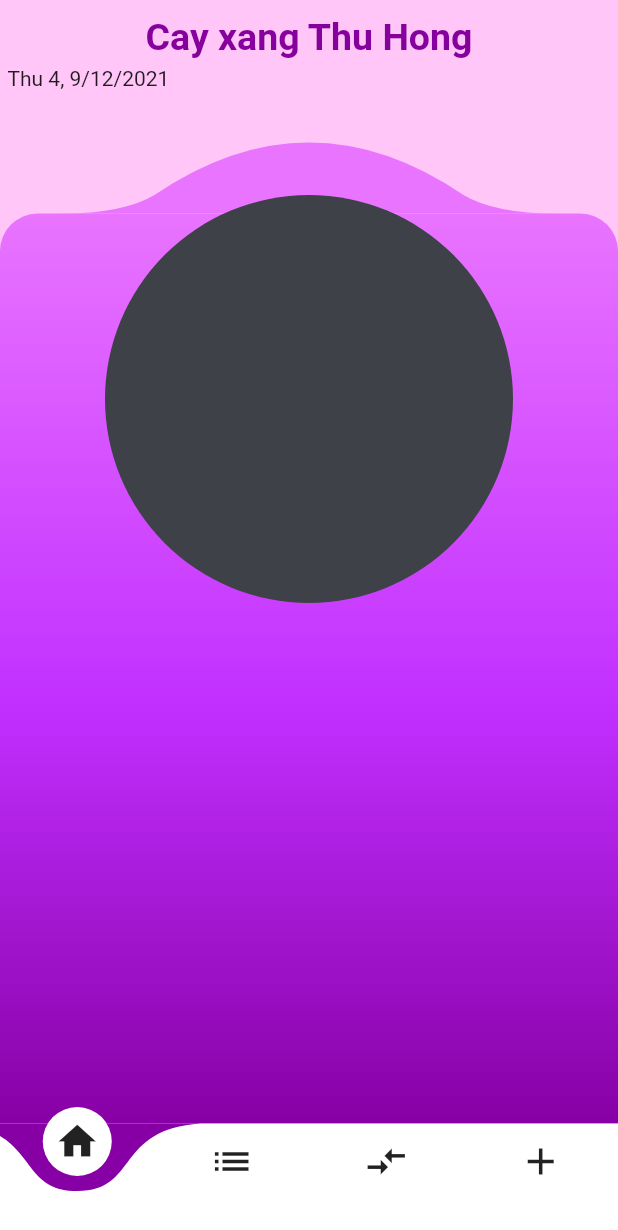
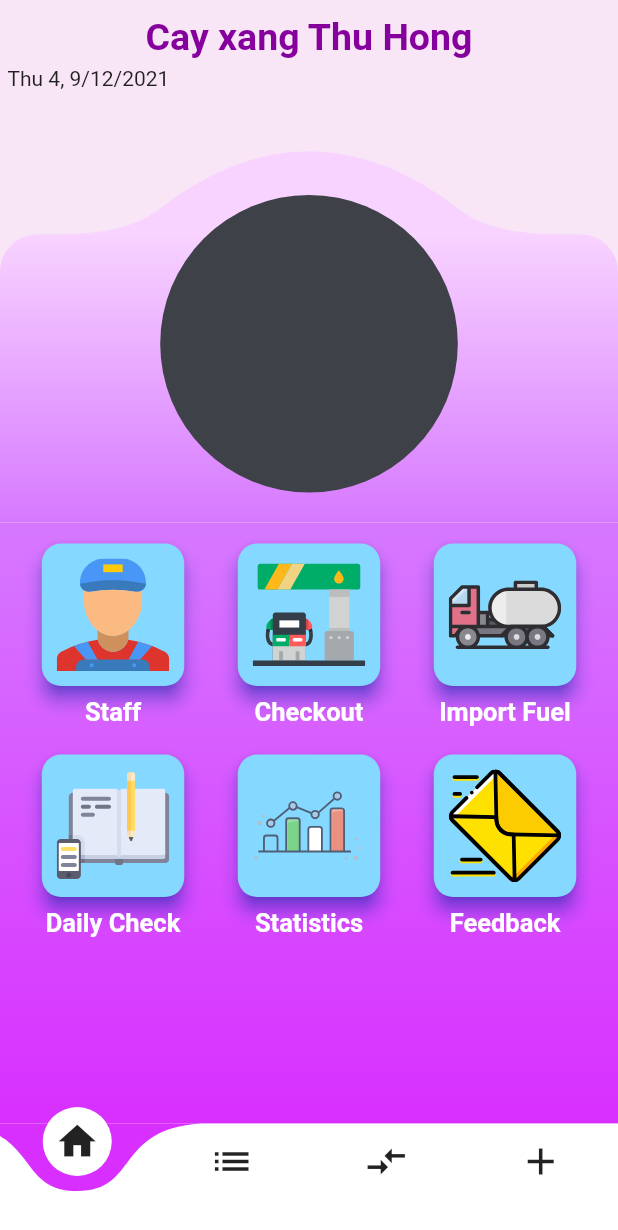
Before and after one commit to vanminhphan2/yourfuelproject, a Flutter app: the RootPage screen opened directly, on a phone screen of 412 x 824 dp. Shown: the top 1230 px of the screen. Run offline on Flutter 3.47's test engine with Material 2 defaults, Android fonts, the phone set to English and light mode, and no system bars; our stand-ins replace flutter_spinkit, flutter_svg, rxdart; missing offline and left inert: dart:ffi.

Commit message:
update code

```diff
--- /dev/null
+++ b/lib/models/staff.dart
@@ -0,0 +1,11 @@
+import 'package:flutter/material.dart';
+
+class Staff {
+  int id;
+  String name;
+  String dob; //day of Birth
+  String avatar;
+  String gender;
+
+  Staff(this.id, this.name, this.dob, this.avatar, this.gender);
+}
--- a/lib/ui/home.dart
+++ /dev/null
@@ -1,107 +0,0 @@
-import 'package:flutter/material.dart';
-import 'package:your_fuel_app/utils/app_constants.dart';
-import 'package:your_fuel_app/widgets/bg_top_home.dart';
-
-class HomePage extends StatefulWidget {
-  const HomePage({Key? key}) : super(key: key);
-
-  @override
-  _HomePageState createState() => _HomePageState();
-}
-
-class _HomePageState extends State<HomePage> {
-  @override
-  Widget build(BuildContext context) {
-    return SafeArea(
-        bottom: true,
-        top: true,
-        child: Stack(children: [
-          Container(
-            decoration: const BoxDecoration(color: AppColors.pinkLightPurple),
-          ),
-          Column(
-            crossAxisAlignment: CrossAxisAlignment.start,
-            children: [
-              const SizedBox(
-                height: 10,
-              ),
-              const Center(
-                child: Text(
-                  "Cay xang Thu Hong",
-                  textAlign: TextAlign.center,
-                  style: TextStyle(
-                      color: AppColors.purpleDark,
-                      fontSize: 25,
-                      fontWeight: FontWeight.bold),
-                ),
-              ),
-              const Padding(
-                padding: EdgeInsets.only(left: 5, top: 5),
-                child: Text("Thu 4, 9/12/2021"),
-              ),
-              Stack(
-                children: [
-                  AspectRatio(
-                      aspectRatio: 1 / 1,
-                      child: Column(
-                        children: [
-                          Expanded(
-                              flex: 2,
-                              child: CustomPaint(
-                                painter: HalfCircleCustom(),
-                                child: Container(
-                                ),
-                              )),
-                          Expanded(
-                              flex: 8,
-                              child: Container(
-                                // color: Colors.transparent,
-                                decoration: const BoxDecoration(
-                                  gradient: LinearGradient(
-                                      colors: [
-                                        AppColors.primaryColorLight,
-                                        AppColors.primaryColor
-                                      ],
-                                      begin: Alignment.topCenter,
-                                      end: Alignment.bottomCenter),
-                                  borderRadius: BorderRadius.only(
-                                      topLeft: Radius.circular(25),
-                                      topRight: Radius.circular(25)),
-                                ),
-                              )),
-                        ],
-                      )),
-                  AspectRatio(
-                    aspectRatio: 1 / 1,
-                    child: Container(
-                      margin: EdgeInsets.all(70),
-                      decoration: const BoxDecoration(
-                        shape: BoxShape.circle,
-                        color: AppColors.gray,
-                      ),
-                    ),
-                  )
-                ],
-              ),
-              Expanded(
-                  child: Container(
-                decoration: const BoxDecoration(
-                    gradient: LinearGradient(colors: [
-                  AppColors.primaryColor,
-                  AppColors.primaryColorDark
-                ], begin: Alignment.topCenter, end: Alignment.bottomCenter)),
-              ))
-            ],
-          ),
-
-          // Container(
-          //   decoration: const BoxDecoration(
-          //       gradient: LinearGradient(colors: [
-          //     AppColors.primaryColorLight,
-          //     AppColors.primaryColor,
-          //     AppColors.primaryColorDark
-          //   ], begin: Alignment.topCenter, end: Alignment.bottomCenter)),
-          // ),
-        ]));
-  }
-}
--- /dev/null
+++ b/lib/ui/home/home.dart
@@ -0,0 +1,218 @@
+import 'dart:ffi';
+
+import 'package:flutter/material.dart';
+import 'package:your_fuel_app/models/staff.dart';
+import 'package:your_fuel_app/utils/app_utils.dart';
+import 'package:your_fuel_app/widgets/bg_top_home.dart';
+import 'package:your_fuel_app/widgets/store_feature.dart';
+
+class HomePage extends StatefulWidget {
+  const HomePage({Key? key}) : super(key: key);
+
+  @override
+  _HomePageState createState() => _HomePageState();
+}
+
+class _HomePageState extends State<HomePage> {
+  List<Staff> staffList = [];
+
+  @override
+  void initState() {
+    staffList.add(Staff(
+        1,
+        "tran huynh tuan",
+        "22/10/1997",
+        "https://bloganh.net/wp-content/uploads/2021/03/chup-anh-dep-anh-sang-min.jpg",
+        "female"));
+    staffList.add(Staff(
+        2,
+        "phan van minh",
+        "22/10/1997",
+        "https://kynguyenlamdep.com/wp-content/uploads/2020/01/hinh-anh-dep-hoa-bo-cong-anh.jpg",
+        "male"));
+    staffList.add(Staff(
+        3,
+        "tran thanh hai",
+        "22/10/1997",
+        "https://kynguyenlamdep.com/wp-content/uploads/2020/01/bo-cong-anh.jpg",
+        "male"));
+    staffList.add(Staff(
+        4,
+        "do thi hoa",
+        "22/10/1997",
+        "https://thuthuatnhanh.com/wp-content/uploads/2019/11/hinh-nen-dien-thoai-dep-585x390.jpg",
+        "female"));
+    staffList.add(Staff(
+        5,
+        "nguyen ngoc thuan",
+        "22/10/1997",
+        "https://bloganh.net/wp-content/uploads/2021/03/chup-anh-dep-anh-sang-min.jpg",
+        "male"));
+    super.initState();
+  }
+
+  @override
+  Widget build(BuildContext context) {
+    return SafeArea(
+        bottom: true,
+        top: true,
+        child: Stack(children: [
+          Container(
+            decoration: const BoxDecoration(color: AppColors.pinkLightPurple),
+          ),
+          Column(
+            crossAxisAlignment: CrossAxisAlignment.start,
+            children: [
+              const SizedBox(
+                height: 10,
+              ),
+              const Center(
+                child: Text(
+                  "Cay xang Thu Hong",
+                  textAlign: TextAlign.center,
+                  style: TextStyle(
+                      color: AppColors.purpleDark,
+                      fontSize: 25,
+                      fontWeight: FontWeight.bold),
+                ),
+              ),
+              const Padding(
+                padding: EdgeInsets.only(left: 5, top: 5),
+                child: Text("Thu 4, 9/12/2021"),
+              ),
+              SizedBox(
+                width: AppHelper.screenWidth(context),
+                height: AppHelper.screenWidth(context) * 0.7,
+                child: Stack(
+                  fit: StackFit.expand,
+                  children: [
+                    Column(
+                      children: [
+                        Expanded(
+                            flex: 4,
+                            child: CustomPaint(
+                              painter: HalfCircleCustom(),
+                              child: Container(),
+                            )),
+                        Expanded(
+                            flex: 8,
+                            child: Container(
+                              // color: Colors.transparent,
+                              decoration: const BoxDecoration(
+                                gradient: LinearGradient(
+                                    colors: [
+                                      AppColors.primaryColorLight,
+                                      AppColors.primaryColor
+                                    ],
+                                    begin: Alignment.topCenter,
+                                    end: Alignment.bottomCenter),
+                                borderRadius: BorderRadius.only(
+                                    topLeft: Radius.circular(25),
+                                    topRight: Radius.circular(25)),
+                              ),
+                            )),
+                      ],
+                    ),
+                    Center(
+                      child: Container(
+                        width: AppHelper.screenWidth(context) * 0.7,
+                        height: AppHelper.screenWidth(context) * 0.7,
+                        alignment: Alignment.topCenter,
+                        margin: EdgeInsets.only(top: 70, bottom: 20),
+                        decoration: const BoxDecoration(
+                          shape: BoxShape.circle,
+                          color: AppColors.gray,
+                        ),
+                      ),
+                    )
+                  ],
+                ),
+              ),
+              Expanded(
+                  child: Container(
+                    padding: EdgeInsets.only(top: 10,left: 10, right: 10),
+                    decoration: const BoxDecoration(
+                        gradient: LinearGradient(colors: [
+                          AppColors.primaryColor,
+                          AppColors.primaryColorDark
+                        ], begin: Alignment.topCenter, end: Alignment.bottomCenter)),
+                    child: GridView.count(
+                      crossAxisCount: 3,
+                      mainAxisSpacing: 10,
+                      physics: const NeverScrollableScrollPhysics(),
+                      children: [
+                        StoreFeature(icon: "assets/icons/icon_worker.svg",name: "Staff",),
+                        StoreFeature(icon: "assets/icons/icon_gas_station.svg",name: "Checkout",),
+                        StoreFeature(icon: "assets/icons/icon_tank_truck.svg",name: "Import Fuel",),
+                        StoreFeature(icon: "assets/icons/icon_check_note.svg",name: "Daily Check",),
+                        StoreFeature(icon: "assets/icons/icon_statistics.svg",name: "Statistics",),
+                        StoreFeature(icon: "assets/icons/icon_contacts.svg",name: "Feedback",),
+                      ],
+                    ),
+                  ))
+            ],
+          ),
+        ]));
+  }
+
+  void _onClickStaff() {}
+
+  void _onClickAddStaff() {}
+}
+
+// SizedBox(
+//   height: 70,
+//   width: double.infinity,
+//   child: ListView.builder(
+//       itemCount: staffList.length+1,
+//       scrollDirection: Axis.horizontal,
+//       itemBuilder: (context, index) {
+//
+//         return (index == staffList.length)
+//             ? InkWell(
+//                 onTap: _onClickAddStaff,
+//                 child: Container(width: 70, height: 70,child: const Icon(Icons.add),
+//                 decoration: BoxDecoration(borderRadius: BorderRadius.circular(70),
+//                 color: AppColors.yellowLight),),
+//               )
+//             : InkWell(
+//                 onTap: _onClickStaff,
+//                 child: Container(
+//                   margin: const EdgeInsets.only(right: 15),
+//                   decoration: const BoxDecoration(
+//                       color: AppColors.yellowLight,
+//                       borderRadius: BorderRadius.only(
+//                           topLeft: Radius.circular(70),
+//                           bottomLeft: Radius.circular(70),
+//                           topRight: Radius.circular(30),
+//                           bottomRight:
+//                               Radius.circular(30))),
+//                   child: Row(
+//                     children: [
+//                       ClipRRect(
+//                         borderRadius:
+//                             BorderRadius.circular(70),
+//                         child: Image.network(
+//                           staffList[index].avatar,
+//                           fit: BoxFit.cover,
+//                           width: 70,
+//                           height: 70,
+//                         ),
+//                       ),
+//                       const SizedBox(
+//                         width: 10,
+//                       ),
+//                       Text(
+//                         staffList[index].name,
+//                         style: const TextStyle(
+//                             fontWeight: FontWeight.bold),
+//                       ),
+//                       const SizedBox(
+//                         width: 10,
+//                       ),
+//                     ],
+//                   ),
+//                 ),
+//               );
+//       }),
+// )
--- a/lib/utils/app_constants.dart
+++ b/lib/utils/app_utils.dart
@@ -33,15 +33,31 @@ class AppTextStyle {
 }
 
 class AppColors {
-  static const Color primaryColor = Color.fromRGBO(193, 47, 255, 1.0);
-  static const Color primaryColorDark = Color.fromRGBO(135, 0, 165, 1.0);
-  static const Color primaryColorLight = Color.fromRGBO(233, 116, 255, 1.0);
+  static const Color primaryColor = Color.fromRGBO(214, 120, 255, 1.0);
+  static const Color primaryColorDark = Color.fromRGBO(216, 47, 255, 1.0);
+  static const Color primaryColorLight = Color.fromRGBO(248, 211, 255, 1.0);
   static const Color white = Color.fromRGBO(255, 255, 255, 1.0);
   static const Color black = Color.fromRGBO(0, 0, 0, 1.0);
-  static const Color pinkLightPurple = Color.fromRGBO(255, 198, 247, 1.0);
+  static const Color pinkLightPurple = Color.fromRGBO(248, 230, 246, 1.0);
   static const Color purpleDark = Color.fromRGBO(134, 0, 158, 1.0);
   static const Color blue = Color.fromRGBO(0, 56, 255, 1.0);
   static const Color green = Color.fromRGBO(12, 255, 0, 1.0);
+  static const Color greenLight =
+  Color.fromRGBO(95, 191, 91, 0.3686274509803922);
   static const Color gray = Color.fromRGBO(62, 65, 71, 1.0);
+  static const Color yellowLight =
+  Color.fromRGBO(255, 240, 79, 0.25098039215686274);
+  static const Color yellow = Color.fromRGBO(248, 232, 69, 1.0);
+  static const Color pink = Color.fromRGBO(133, 216, 255, 1.0);
   static const Color transparent = Color.fromRGBO(0, 0, 0, 0.0);
 }
+
+class AppHelper {
+  static double screenWidth(BuildContext context) {
+    return MediaQuery.of(context).size.width;
+  }
+
+  static double screenHeight(BuildContext context) {
+    return MediaQuery.of(context).size.height;
+  }
+}
--- a/lib/widgets/bg_top_home.dart
+++ b/lib/widgets/bg_top_home.dart
@@ -1,5 +1,5 @@
 import 'package:flutter/material.dart';
-import 'package:your_fuel_app/utils/app_constants.dart';
+import 'package:your_fuel_app/utils/app_utils.dart';
 
 class HalfCircleCustom extends CustomPainter {
   @override
--- /dev/null
+++ b/lib/widgets/store_feature.dart
@@ -0,0 +1,41 @@
+import 'package:flutter/material.dart';
+import 'package:flutter_svg/svg.dart';
+import 'package:your_fuel_app/utils/app_utils.dart';
+
+class StoreFeature extends StatelessWidget {
+  const StoreFeature({Key? key, this.icon,this.name}) : super(key: key);
+
+  final String? icon;
+  final String? name;
+
+  @override
+  Widget build(BuildContext context) {
+    return
+      Column(
+        children: [
+          SizedBox(width: AppHelper.screenWidth(context)*0.25,
+            height: AppHelper.screenWidth(context)*0.25,
+            child: Card(
+              shape: RoundedRectangleBorder(
+                borderRadius: BorderRadius.circular(13.0),
+              ),
+              elevation: 5,
+              color: AppColors.pink,
+              shadowColor: AppColors.blue,
+              child: Padding(
+                padding: const EdgeInsets.all(10.0),
+                child: SvgPicture.asset(
+                    icon??""
+                ),
+              ),
+            ),
+          ),
+          SizedBox(height: 3,),
+          Text(
+            name ?? "",
+            style: const TextStyle(fontWeight: FontWeight.bold,fontSize: 17,color: AppColors.white),
+          )
+        ],
+      );
+  }
+}
--- a/pubspec.yaml
+++ b/pubspec.yaml
@@ -39,6 +39,7 @@ dependencies:
   #loading
   flutter_spinkit: ^5.1.0
   intl: ^0.17.0
+  flutter_svg: ^1.0.0
 
 dev_dependencies:
   flutter_test:
@@ -66,6 +67,8 @@ flutter:
   # assets:
   #   - images/a_dot_burr.jpeg
   #   - images/a_dot_ham.jpeg
+  assets:
+    - assets/icons/
 
   # An image asset can refer to one or more resolution-specific "variants", see
   # https://flutter.dev/assets-and-images/#resolution-aware.
```
Also changed, not shown: lib/ui/root_page.dart (+4 -4 lines), assets/icons/icon_check_note.svg (added), assets/icons/icon_contacts.svg (added), assets/icons/icon_gas_station.svg (added), assets/icons/icon_statistics.svg (added), assets/icons/icon_tank_truck.svg (added), assets/icons/icon_worker.svg (added), lib/ui/login/login.dart (renamed from lib/ui/login.dart), lib/ui/profile/account.dart (renamed from lib/ui/account.dart), pubspec.lock.
